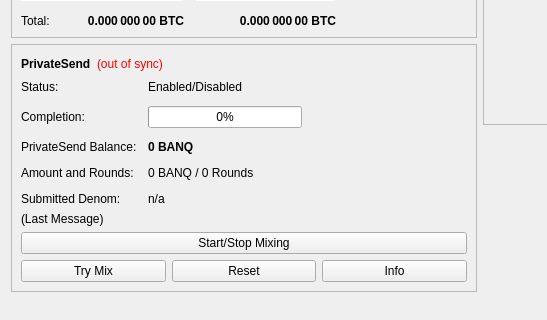
First picture: the form in src/qt/forms/overviewpage.ui, repository Bitcoin-Monster/BTCMonster, before the edit; both pictures show x 0 to 547 and y 178 to 498 of the 960 by 585 pixel window.
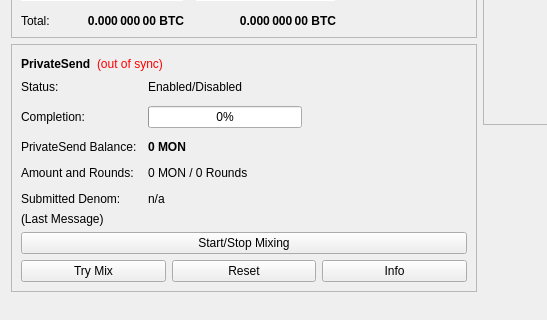
Second picture: the form after the edit.

```diff
--- a/src/qt/forms/overviewpage.ui
+++ b/src/qt/forms/overviewpage.ui
@@ -511,7 +511,7 @@
                </font>
               </property>
               <property name="text">
-               <string notr="true">0 BANQ</string>
+               <string notr="true">0 MON</string>
               </property>
              </widget>
             </item>
@@ -525,7 +525,7 @@
             <item row="3" column="1">
              <widget class="QLabel" name="labelAmountRounds">
               <property name="text">
-               <string>0 BANQ / 0 Rounds</string>
+               <string>0 MON / 0 Rounds</string>
               </property>
              </widget>
             </item>
```
Left out of the diff: 6 changed lines with no effect on the pictures.
